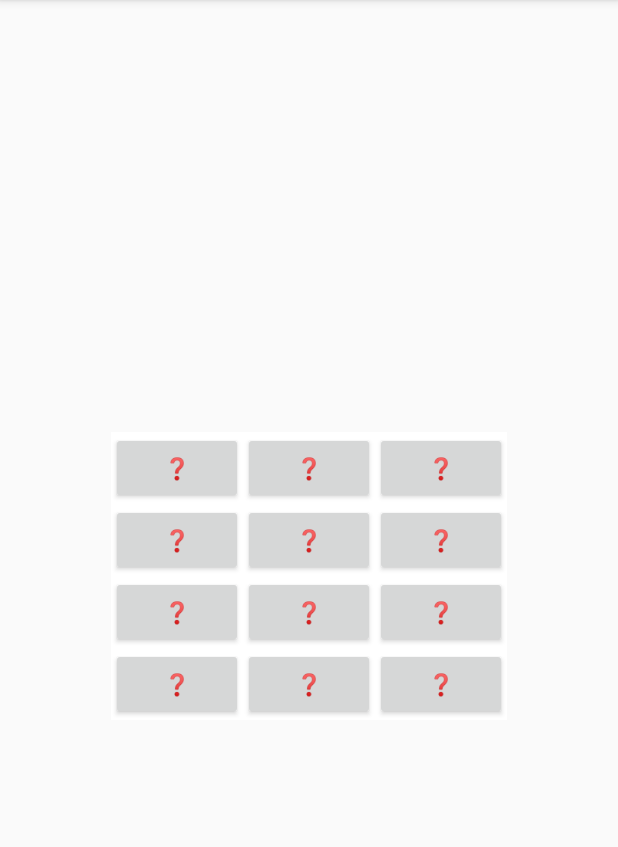
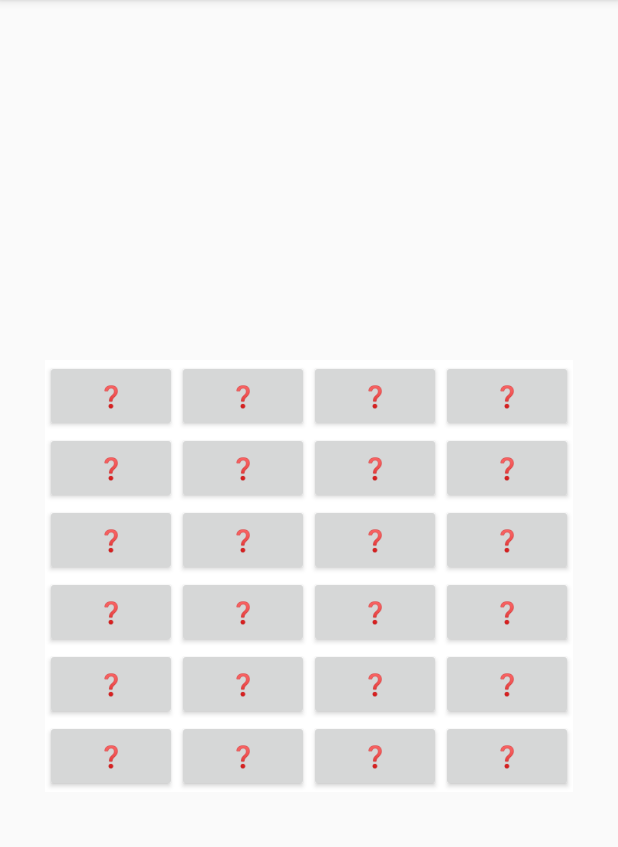
Before and after one commit to mishantrop/zapominarium, an Android app: the screen it shows after launch (MainActivity), on a phone screen of 412 x 824 dp, the part 84-931 px from its top. Run offline under Robolectric (Android 15) with nearby library versions, the phone set to English and light mode, and no system bars.

Commit message:
More flexibility

```diff
--- a/app/src/main/java/com/example/myapplication/Cell.kt
+++ b/app/src/main/java/com/example/myapplication/Cell.kt
@@ -41,8 +41,6 @@ class Cell {
     }
 
     public fun render() {
-        this.button?.isEnabled = !this.isVisible
-
         if (this.isVisible) {
             this.button?.text = this.char
         } else {
--- a/app/src/main/java/com/example/myapplication/Field.kt
+++ b/app/src/main/java/com/example/myapplication/Field.kt
@@ -1,45 +1,72 @@
 package com.example.myapplication
 
 import android.content.Context
+import android.os.Handler
 import android.widget.Button
 import android.widget.Toast
-import androidx.core.view.get
-import androidx.core.view.size
 import androidx.gridlayout.widget.GridLayout
 
-class Field(width: Int, height: Int) {
+class Field {
+    private var enabled = true
     private var grid: GridLayout? = null
     private var successToast: Toast? = null
-    private val width = width
-    private val height = height
+    private var width: Int? = null
+    private var height: Int? = null
     private val cells = mutableMapOf<Int, Cell>()
-    private val chars = listOf(
-        "\uD83D\uDC3A",
-        "\uD83D\uDC3A",
+    private val emojies = arrayOf(
+        "\uD83D\uDC7D", // 👽 Alien
+        "\uD83D\uDC3B", // 🐻 Bear
+        "\uD83D\uDC31", // 🐱 Cat
+        "\uD83D\uDC14", // 🐔 Chicken
+        "\uD83D\uDC36", // 🐶 Dog
+        "\uD83D\uDC2C", // 🐬 Dolphin
+        "\uD83D\uDC32", // 🐲 Dragon
+        "\uD83C\uDF83", // 🎃 Jack-O-Lantern
+        "\uD83C\uDF1F", // 🌟 Glowing Star
+        "\uD83C\uDF3A", // 🌺 Hibiscus
+        "\uD83D\uDC1D", // 🐝 Honeybee
+        "\uD83D\uDC27",  // 🐧 Octopus
+        "\uD83D\uDC3C", // 🐼 Panda
+        "\uD83D\uDC37", // 🐷 Pig
+        "\uD83C\uDF08", // 🌈 Rainbow
+        "\uD83D\uDC3A" // 🐺 Wolf
+    )
 
-        "\uD83D\uDC31",
-        "\uD83D\uDC31",
+    constructor(width: Int, height: Int) {
+        val pairsCount = (width * height) / 2
+        if (pairsCount > this.emojies.size) {
+            throw Exception("I do not have emojies enough (${this.emojies.size}) to create $pairsCount pairs")
+        }
+        if (width % 2 > 0 && height % 2 > 0) {
+            throw Exception("Count of cells must be even")
+        }
 
-        "\uD83D\uDC37",
-        "\uD83D\uDC37",
+        this.width = width
+        this.height = height
+    }
 
-        "\uD83D\uDC3B",
-        "\uD83D\uDC3B",
+    private fun getChars(pairsCount: Int): MutableList<String> {
+        val chars = mutableListOf<String>()
 
-        "\uD83D\uDC14",
-        "\uD83D\uDC14",
+        val pairsLastIndex = pairsCount - 1
 
-        "\uD83D\uDC27",
-        "\uD83D\uDC27"
-    )
+        for (i in 0..pairsLastIndex) {
+            chars.add(this.emojies[i])
+            chars.add(this.emojies[i])
+        }
+
+        chars.shuffle()
+
+        return chars
+    }
 
     fun init(context: Context, grid: GridLayout) {
         var cellId = 1;
         this.successToast = Toast.makeText(context, "Ты молодец \uD83C\uDF1A", Toast.LENGTH_LONG)
         this.grid = grid
 
-        for (w in 1..this.width) {
-            for (h in 1..this.height) {
+        for (w in 1..this.width!!) {
+            for (h in 1..this.height!!) {
                 var button = Button(context)
                 val cell = Cell(
                   cellId,
@@ -56,6 +83,9 @@ class Field(width: Int, height: Int) {
     }
 
     private fun onCellClick(id: Int) {
+        if (!this.enabled) {
+            return
+        }
         showCell(id)
         val openedCells = this.cells.filter { (key, cell) -> cell.isVisible() && !cell.isMatched() }
         val openedCellsChars = mutableSetOf<String>()
@@ -71,7 +101,14 @@ class Field(width: Int, height: Int) {
                     cell.match()
                 }
             } else {
-                this.hideUnmatchedCells()
+                this.disable()
+                Handler().postDelayed(
+                    {
+                        this.hideUnmatchedCells()
+                        this.enable()
+                    },
+                    1000
+                )
             }
         }
 
@@ -80,6 +117,14 @@ class Field(width: Int, height: Int) {
             this.successToast?.show()
             this.reset()
         }
+    }
+
+    private fun disable() {
+        this.enabled = false
+    }
+
+    private fun enable() {
+        this.enabled = true
     }
 
     private fun showCell(cellId: Int) {
@@ -100,10 +145,10 @@ class Field(width: Int, height: Int) {
     }
 
     private fun initChars() {
-        val shuffledChars = this.chars.shuffled()
+        val chars = this.getChars((this.width!! * this.height!!) / 2)
         var charIndex = 0;
         for ((id, cell) in this.cells) {
-            cell.setChar(shuffledChars[charIndex])
+            cell.setChar(chars[charIndex])
             charIndex++
         }
     }
--- a/app/src/main/java/com/example/myapplication/MainActivity.kt
+++ b/app/src/main/java/com/example/myapplication/MainActivity.kt
@@ -2,6 +2,7 @@ package com.example.myapplication
 
 import androidx.appcompat.app.AppCompatActivity
 import android.os.Bundle
+import android.widget.Toast
 import androidx.gridlayout.widget.GridLayout
 
 class MainActivity : AppCompatActivity() {
@@ -14,7 +15,16 @@ class MainActivity : AppCompatActivity() {
 
         this.grid = findViewById<GridLayout>(R.id.activity_main_grid)
 
-        val field = Field(3, 4)
-        field.init(this, this.grid!!);
+        try {
+            val width = 4
+            val height = 6
+            this.grid?.rowCount = height
+            this.grid?.columnCount = width
+            val field = Field(width, height)
+            field.init(this, this.grid!!)
+        } catch (error: Exception) {
+            val errorToast = Toast.makeText(this, error.message, Toast.LENGTH_LONG)
+            errorToast.show()
+        }
     }
 }
```
